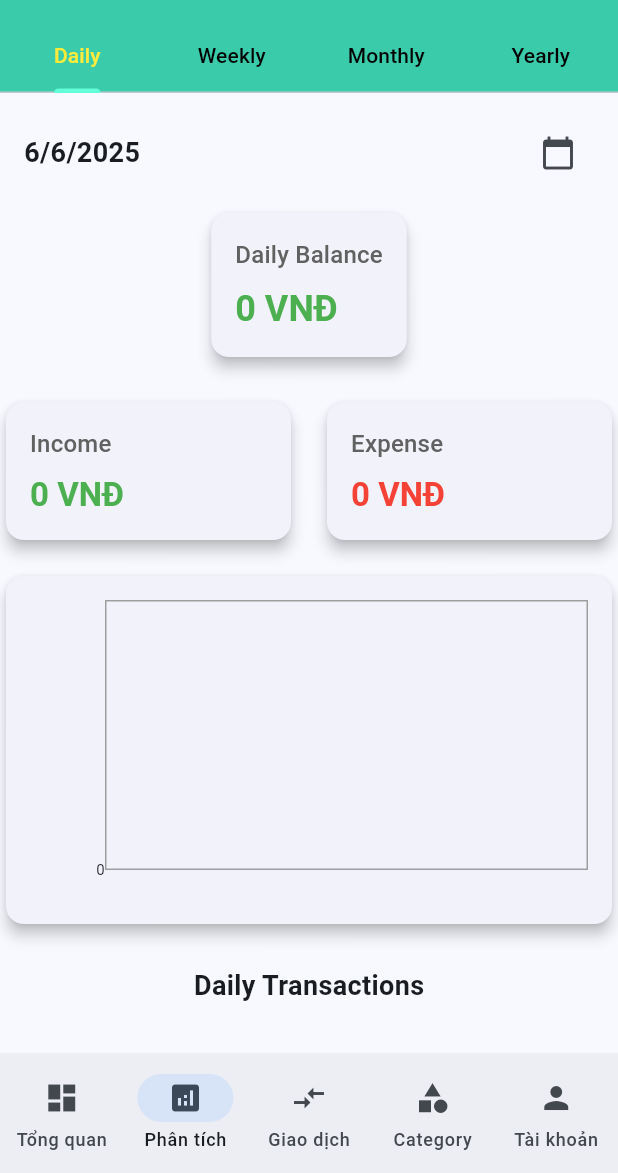
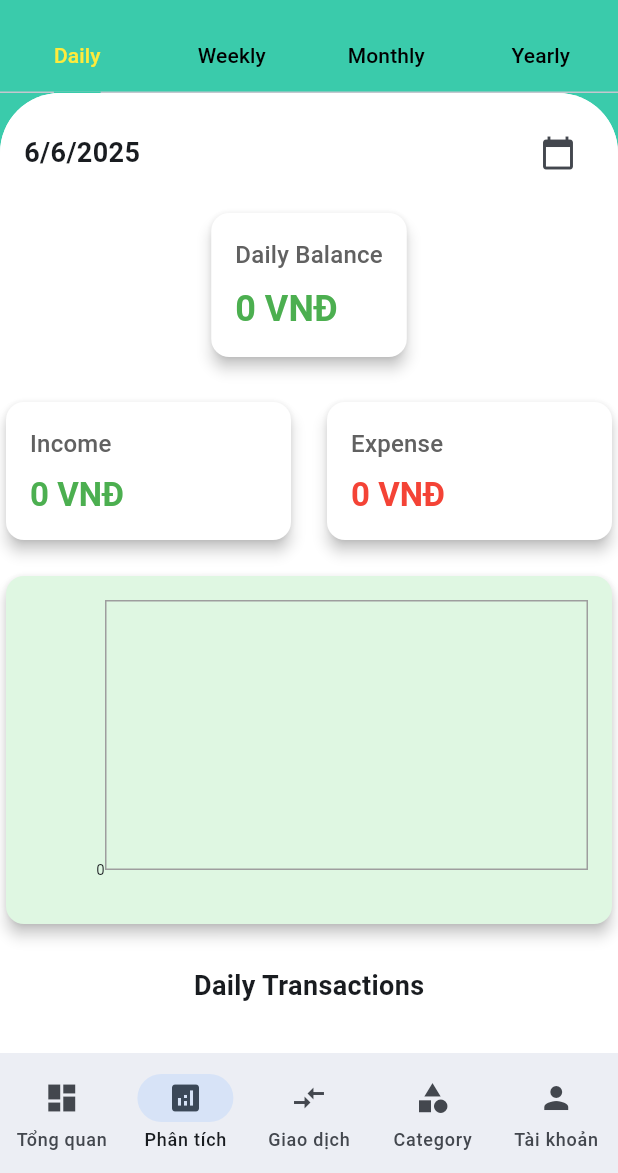
Before and after one commit to Vanhieu1205/flutter, a Flutter app: the screen it shows once a user with an empty profile is signed in, item 2 of the bottom bar chosen, on a phone screen of 412 x 824 dp, the part 63-1236 px from its top. Run offline on Flutter 3.47's test engine with Material 3 defaults, Android fonts, the phone set to English and light mode, and no system bars; drawn by our look-alikes of fl_chart; our stand-ins replace cloud_firestore, firebase_auth, firebase_core, table_calendar; accounts and stored records are empty.

Commit message:
up daily weekly month year 3

```diff
--- a/lib/pages/analytics/analytics_screen.dart
+++ b/lib/pages/analytics/analytics_screen.dart
@@ -63,14 +63,23 @@ class AnalyticsScreen extends StatelessWidget {
     return DefaultTabController(
       length: 4, // Số lượng tab (Ngày, Tuần, Tháng, Năm)
       child: Scaffold(
+        backgroundColor: const Color(
+          0xFF3ACBAB,
+        ), // Set background color to match AppBar
         appBar: AppBar(
           title: const Text('Analysis'), // Tiêu đề của AppBar
           backgroundColor: const Color(0xFF3ACBAB), // Màu nền của AppBar
+          elevation: 0, // Remove the shadow line
           automaticallyImplyLeading: false, // Ẩn nút back trên màn hình chính
           centerTitle: true, // Căn giữa tiêu đề AppBar
           bottom: TabBar(
             // Tùy chỉnh style cho TabBar
-            indicatorColor: Colors.tealAccent, // Màu của thanh indicator
+            indicator: UnderlineTabIndicator(
+              borderSide: BorderSide(color: Color(0xFF3ACBAB)),
+            ), // Remove indicator line
+            indicatorColor: Color(
+              0xFF3ACBAB,
+            ), // Make indicator color transparent to remove potential line
             labelColor: Colors.yellow, // Màu của tab được chọn
             unselectedLabelColor: Colors.black, // Màu của tab chưa được chọn
             tabs: const [
@@ -105,7 +114,26 @@ class AnalyticsScreen extends StatelessWidget {
             final totalBalance = totalIncome - totalExpense;
 
             // Hiển thị nội dung tương ứng với từng tab
-            return TabBarView(
+            return Column(
+              children: [
+                // TabBar đã nằm trong AppBar
+                Expanded(
+                  child: Container(
+                    decoration: BoxDecoration(
+                      color: Colors
+                          .white, // Background color for the rounded container
+                      borderRadius: BorderRadius.only(
+                        topLeft: Radius.circular(
+                          40.0,
+                        ), // Increase radius to match image
+                        topRight: Radius.circular(
+                          40.0,
+                        ), // Increase radius to match image
+                      ),
+                    ),
+                    clipBehavior:
+                        Clip.antiAlias, // Clip content to the rounded corners
+                    child: TabBarView(
                       children: [
                         // Nội dung tab phân tích theo ngày
                         DailyAnalyticsView(
@@ -128,6 +156,10 @@ class AnalyticsScreen extends StatelessWidget {
                           expenses: expenseViewModel.expenses,
                         ),
                       ],
+                    ),
+                  ),
+                ),
+              ],
             );
           },
         ),
--- a/lib/pages/analytics/daily_analytics_view.dart
+++ b/lib/pages/analytics/daily_analytics_view.dart
@@ -128,7 +128,16 @@ class _DailyAnalyticsViewState extends State<DailyAnalyticsView> {
     final interval = maxY / 4;
     final horizontalInterval = interval == 0 ? 10.0 : interval;
 
-    return Column(
+    return Container(
+      decoration: BoxDecoration(
+        color: Colors.white, // Background color for the rounded container
+        borderRadius: BorderRadius.only(
+          topLeft: Radius.circular(20.0), // Rounded top-left corner
+          topRight: Radius.circular(20.0), // Rounded top-right corner
+        ),
+      ),
+      clipBehavior: Clip.antiAlias, // Clip content to the rounded corners
+      child: Column(
         children: [
           Padding(
             padding: const EdgeInsets.all(16.0),
@@ -161,6 +170,7 @@ class _DailyAnalyticsViewState extends State<DailyAnalyticsView> {
                   Card(
                     margin: const EdgeInsets.only(bottom: 16),
                     elevation: 4,
+                    color: Colors.white,
                     shape: RoundedRectangleBorder(
                       borderRadius: BorderRadius.circular(12),
                     ),
@@ -198,6 +208,7 @@ class _DailyAnalyticsViewState extends State<DailyAnalyticsView> {
                       Expanded(
                         child: Card(
                           elevation: 4,
+                          color: Colors.white,
                           shape: RoundedRectangleBorder(
                             borderRadius: BorderRadius.circular(12),
                           ),
@@ -230,6 +241,7 @@ class _DailyAnalyticsViewState extends State<DailyAnalyticsView> {
                       Expanded(
                         child: Card(
                           elevation: 4,
+                          color: Colors.white,
                           shape: RoundedRectangleBorder(
                             borderRadius: BorderRadius.circular(12),
                           ),
@@ -263,6 +275,7 @@ class _DailyAnalyticsViewState extends State<DailyAnalyticsView> {
                   // Biểu đồ phân tích theo ngày
                   Card(
                     elevation: 4,
+                    color: const Color(0xFFDFF7E2),
                     shape: RoundedRectangleBorder(
                       borderRadius: BorderRadius.circular(12),
                     ),
@@ -290,25 +303,20 @@ class _DailyAnalyticsViewState extends State<DailyAnalyticsView> {
                                         ? (calculatedMaxY / 4)
                                         : 1.0;
 
-                                  // Kiểm tra xem giá trị có đủ gần với một bội số của interval (tính từ minY) hay không
-                                  const double epsilon = 0.01; // Ngưỡng sai số
-                                  bool isCloseToGrid = false;
-                                  if (interval > 0) {
-                                    // Iterate through potential grid line multiples
-                                    for (int i = 0; ; i++) {
-                                      final expectedValue = minY + i * interval;
-                                      if ((value - expectedValue).abs() <
-                                          epsilon) {
-                                        isCloseToGrid = true;
-                                        break;
+                                    // Tính toán các mốc giá trị cho đường lưới ngang dựa trên phạm vi trục Y
+                                    // Chúng ta muốn 4 khoảng bằng nhau, tức là 5 mốc (0, interval, 2*interval, 3*interval, 4*interval=maxY)
+                                    List<double> expectedYValues = [];
+                                    for (int i = 0; i <= 4; i++) {
+                                      expectedYValues.add(minY + i * interval);
                                     }
-                                      // Stop if we've gone past the max value
-                                      if (expectedValue >
-                                          calculatedMaxY + epsilon) {
-                                        break;
-                                      }
-                                    }
-                                  }
+
+                                    // Kiểm tra xem giá trị hiện tại có đủ gần với một trong các mốc giá trị dự kiến không
+                                    // Sử dụng một ngưỡng sai số nhỏ để so sánh số thực
+                                    const double epsilon = 1.0; // Ngưỡng sai số
+                                    bool isCloseToGrid = expectedYValues.any(
+                                      (gridValue) =>
+                                          (value - gridValue).abs() < epsilon,
+                                    );
 
                                     // Hiển thị nhãn nếu giá trị đủ gần với một đường lưới
                                     if (isCloseToGrid) {
@@ -407,6 +415,7 @@ class _DailyAnalyticsViewState extends State<DailyAnalyticsView> {
             ),
           ),
         ],
+      ),
     );
   }
 
```
Also changed, not shown: lib/pages/analytics/monthly_analytics_view.dart (+30 -17 lines), lib/pages/analytics/weekly_analytics_view.dart (+21 -24 lines), lib/pages/analytics/yearly_analytics_view.dart (+19 -21 lines). Lines whose indentation alone changed are shown as unchanged.
